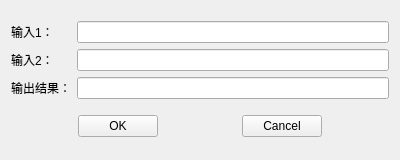
Qt form Demo/demo.ui (zhuanghs-demo/mygit) before a commit.
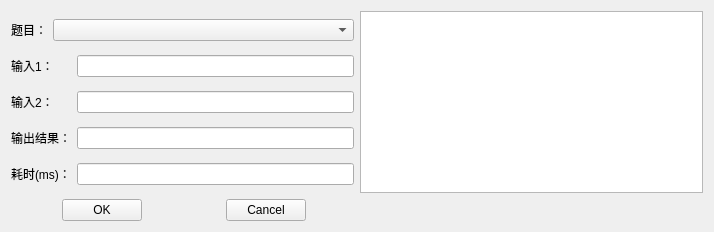
The same form after that commit.

```diff
--- a/Demo/demo.ui
+++ b/Demo/demo.ui
@@ -6,8 +6,8 @@
    <rect>
     <x>0</x>
     <y>0</y>
-    <width>400</width>
-    <height>160</height>
+    <width>714</width>
+    <height>232</height>
    </rect>
   </property>
   <property name="windowTitle">
@@ -15,40 +15,73 @@
   </property>
   <layout class="QGridLayout" name="gridLayout_2">
    <item row="0" column="0">
+    <layout class="QHBoxLayout" name="horizontalLayout_2">
+     <item>
     <layout class="QGridLayout" name="gridLayout">
-     <item row="2" column="1">
+       <item row="0" column="1" colspan="2">
+        <widget class="QComboBox" name="comboBox_ProblemNo"/>
+       </item>
+       <item row="4" column="0" colspan="2">
+        <widget class="QLabel" name="label_TimeSpend">
+         <property name="text">
+          <string>耗时(ms)：</string>
+         </property>
+        </widget>
+       </item>
+       <item row="1" column="0" colspan="2">
+        <widget class="QLabel" name="label_Input1">
+         <property name="text">
+          <string>输入1：</string>
+         </property>
+        </widget>
+       </item>
+       <item row="1" column="2">
+        <widget class="QLineEdit" name="lineEdit_Input1"/>
+       </item>
+       <item row="3" column="2">
       <widget class="QLineEdit" name="lineEdit_Output"/>
      </item>
-     <item row="1" column="0">
+       <item row="3" column="0" colspan="2">
+        <widget class="QLabel" name="label_Output">
+         <property name="text">
+          <string>输出结果：</string>
+         </property>
+        </widget>
+       </item>
+       <item row="0" column="0">
+        <widget class="QLabel" name="label_ProblemNo">
+         <property name="text">
+          <string>题目：</string>
+         </property>
+        </widget>
+       </item>
+       <item row="2" column="0" colspan="2">
       <widget class="QLabel" name="label_Input2">
        <property name="text">
         <string>输入2：</string>
        </property>
       </widget>
      </item>
-     <item row="0" column="1">
-      <widget class="QLineEdit" name="lineEdit_Input1"/>
-     </item>
-     <item row="1" column="1">
+       <item row="4" column="2">
+        <widget class="QLineEdit" name="lineEdit_TimeSpend">
+         <property name="text">
+          <string/>
+         </property>
+        </widget>
+       </item>
+       <item row="2" column="2">
       <widget class="QLineEdit" name="lineEdit_Input2"/>
      </item>
-     <item row="2" column="0">
-      <widget class="QLabel" name="label_Output">
-       <property name="text">
-        <string>输出结果：</string>
-       </property>
-      </widget>
+      </layout>
      </item>
-     <item row="0" column="0">
-      <widget class="QLabel" name="label_Input1">
-       <property name="text">
-        <string>输入1：</string>
-       </property>
-      </widget>
+     <item>
+      <widget class="QTextBrowser" name="textBrowser_ProblemDesc"/>
      </item>
     </layout>
    </item>
    <item row="1" column="0">
+    <layout class="QHBoxLayout" name="horizontalLayout_3">
+     <item>
     <layout class="QHBoxLayout" name="horizontalLayout">
      <item>
       <spacer name="horizontalSpacer">
@@ -98,6 +131,21 @@
        <property name="sizeHint" stdset="0">
         <size>
          <width>40</width>
+           <height>20</height>
+          </size>
+         </property>
+        </spacer>
+       </item>
+      </layout>
+     </item>
+     <item>
+      <spacer name="horizontalSpacer_4">
+       <property name="orientation">
+        <enum>Qt::Horizontal</enum>
+       </property>
+       <property name="sizeHint" stdset="0">
+        <size>
+         <width>338</width>
          <height>20</height>
         </size>
        </property>
```
Lines whose indentation alone changed are shown as unchanged.
